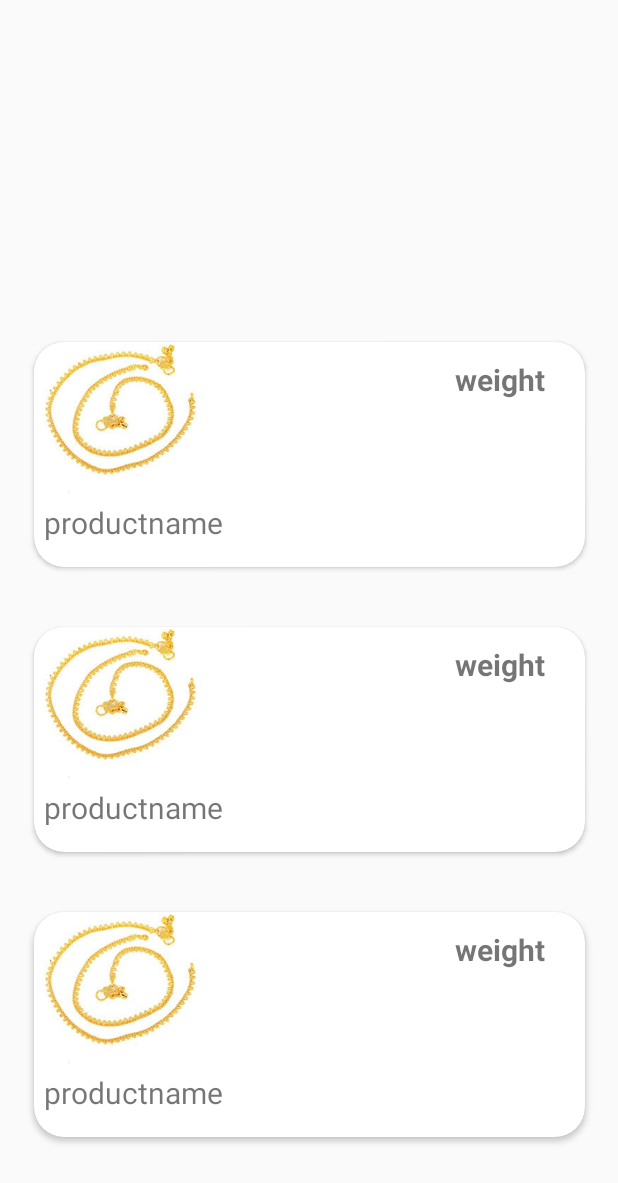
After one commit to Janvi113/vardhman_jewellers, an Android app: the layout activity_add_to_cart.xml on its own in the app's theme, with its tools: preview values and no code run, on a phone screen of 412 x 824 dp. The commit adds this screen. Shown: the top 1183 px of the screen. Run offline under Robolectric (Android 15) with nearby library versions, the phone set to English and light mode, and no system bars.

Commit message:
abhi push kiya hu

```diff
--- /dev/null
+++ b/app/src/main/java/com/example/vardhmanjewellers/cartmembers.kt
@@ -0,0 +1,6 @@
+package com.example.vardhmanjewellers
+
+data class cartmembers(var productname:String,var weight:String,var purl :String)
+{
+    constructor():this("","","")
+}
--- /dev/null
+++ b/app/src/main/java/com/example/vardhmanjewellers/favmembers.kt
@@ -0,0 +1,6 @@
+package com.example.vardhmanjewellers
+
+data class favmembers(var productname:String,var weight:String,var purl :String)
+{
+    constructor():this("","","")
+}
--- a/app/src/main/java/com/example/vardhmanjewellers/jewelrrydata.kt
+++ b/app/src/main/java/com/example/vardhmanjewellers/jewelrrydata.kt
@@ -1,6 +1,6 @@
 package com.example.vardhmanjewellers
 
-data class jewelrrydata(var ringname:String,var weight:String,var purl:String) {
+data class jewelrrydata(var productname:String,var weight:String,var purl:String) {
 constructor():this("","","")
 
 }
--- /dev/null
+++ b/app/src/main/res/layout/activity_add_to_cart.xml
@@ -0,0 +1,19 @@
+<?xml version="1.0" encoding="utf-8"?>
+<androidx.constraintlayout.widget.ConstraintLayout xmlns:android="http://schemas.android.com/apk/res/android"
+    xmlns:app="http://schemas.android.com/apk/res-auto"
+    xmlns:tools="http://schemas.android.com/tools"
+    android:layout_width="match_parent"
+    android:layout_height="match_parent"
+    tools:context=".AddToCart">
+
+    <androidx.recyclerview.widget.RecyclerView
+        android:layout_width="407dp"
+        android:id="@+id/cartkarecyclerview"
+        android:layout_height="616dp"
+        app:layout_constraintBottom_toBottomOf="parent"
+        app:layout_constraintEnd_toEndOf="parent"
+        app:layout_constraintStart_toStartOf="parent"
+        app:layout_constraintTop_toTopOf="parent"
+        app:layout_constraintVertical_bias="1.0"
+        tools:listitem="@layout/itemviewforcart"/>
+</androidx.constraintlayout.widget.ConstraintLayout>
--- /dev/null
+++ b/app/src/main/res/layout/itemviewforcart.xml
@@ -0,0 +1,61 @@
+<?xml version="1.0" encoding="utf-8"?>
+<androidx.cardview.widget.CardView xmlns:android="http://schemas.android.com/apk/res/android"
+    xmlns:app="http://schemas.android.com/apk/res-auto"
+    xmlns:tools="http://schemas.android.com/tools"
+    android:layout_width="match_parent"
+    android:id="@+id/cartitemview"
+    android:layout_margin="20dp"
+    app:cardCornerRadius="20dp"
+    android:layout_height="150dp">
+
+ <androidx.constraintlayout.widget.ConstraintLayout
+     android:layout_width="match_parent"
+     android:layout_height="match_parent">
+
+     <ImageView
+         android:id="@+id/cartimage"
+         android:layout_width="wrap_content"
+         android:layout_height="100dp"
+
+         android:scaleType="fitStart"
+         android:src="@drawable/anklet"
+         app:layout_constraintBottom_toBottomOf="parent"
+         app:layout_constraintEnd_toEndOf="parent"
+         app:layout_constraintHorizontal_bias="0.0"
+         app:layout_constraintStart_toStartOf="parent"
+         app:layout_constraintTop_toTopOf="parent"
+         app:layout_constraintVertical_bias="0.03" />
+
+     <TextView
+         android:id="@+id/productnamecart"
+         android:layout_width="wrap_content"
+         android:layout_height="wrap_content"
+         android:text="productname"
+         android:textSize="20sp"
+         app:layout_constraintBottom_toBottomOf="parent"
+         app:layout_constraintEnd_toEndOf="parent"
+         app:layout_constraintHorizontal_bias="0.027"
+         app:layout_constraintStart_toStartOf="parent"
+         app:layout_constraintTop_toTopOf="parent"
+         app:layout_constraintVertical_bias="0.869" />
+
+     <TextView
+         android:layout_width="wrap_content"
+         android:layout_height="wrap_content"
+         android:text="weight"
+android:textStyle="bold"
+         android:id="@+id/cartweight"
+         android:textSize="20sp"
+
+         app:layout_constraintBottom_toBottomOf="parent"
+         app:layout_constraintEnd_toEndOf="parent"
+         app:layout_constraintHorizontal_bias="0.913"
+         app:layout_constraintStart_toStartOf="parent"
+         app:layout_constraintTop_toTopOf="parent"
+         app:layout_constraintVertical_bias="0.092" />
+
+
+ </androidx.constraintlayout.widget.ConstraintLayout>
+
+
+</androidx.cardview.widget.CardView>
--- a/app/src/main/res/layout/itemviewforrecyclerview.xml
+++ b/app/src/main/res/layout/itemviewforrecyclerview.xml
@@ -72,8 +72,8 @@
                     android:layout_marginEnd="5dp"
                     android:layout_marginRight="18dp"
                     android:layout_marginBottom="18dp"
-                    android:paddingBottom="10dp"
-                    android:button="@drawable/selector_whistlist" />
+                    android:button="@drawable/selector_whistlist"
+                    android:paddingBottom="10dp" />
 
             </RelativeLayout>
 
```
Also changed, not shown: app/src/main/AndroidManifest.xml (+11 -6 lines), app/src/main/java/com/example/vardhmanjewellers/AddToCart.kt (added, +38 -0 lines), app/src/main/java/com/example/vardhmanjewellers/adapter.kt (+26 -8 lines), app/src/main/java/com/example/vardhmanjewellers/cartadapter.kt (added, +41 -0 lines), app/src/main/java/com/example/vardhmanjewellers/favadapter.kt (added, +41 -0 lines), app/src/main/java/com/example/vardhmanjewellers/favorites.kt (added, +35 -0 lines), app/src/main/java/com/example/vardhmanjewellers/frontpage.kt (+11 -0 lines), app/src/main/java/com/example/vardhmanjewellers/recyclerview.kt (+38 -1 lines), app/src/main/java/com/example/vardhmanjewellers/ringssection.kt (+13 -8 lines), app/src/main/res/layout/activity_favorites.xml (added, +20 -0 lines), app/src/main/res/layout/activity_recyclerview.xml (+20 -33 lines).
